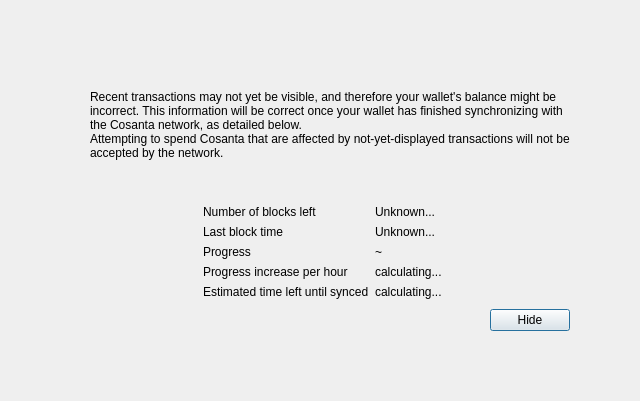
Above: src/qt/forms/modaloverlay.ui from piratecash/piratecash before the change. Below: the same form after it.
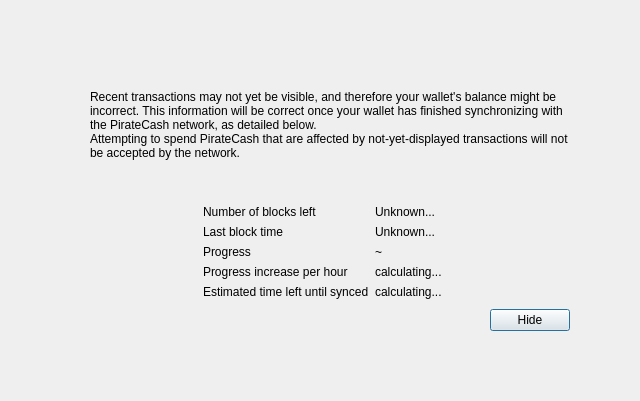
That is the form after the change.

Commit message: port: import remaining PirateCash v19.1.2 state

The edit to the form file:
```diff
--- a/src/qt/forms/modaloverlay.ui
+++ b/src/qt/forms/modaloverlay.ui
@@ -111,7 +111,7 @@
              <item>
               <widget class="QLabel" name="infoText">
                <property name="text">
-                <string>Recent transactions may not yet be visible, and therefore your wallet's balance might be incorrect. This information will be correct once your wallet has finished synchronizing with the Cosanta network, as detailed below.</string>
+                <string>Recent transactions may not yet be visible, and therefore your wallet's balance might be incorrect. This information will be correct once your wallet has finished synchronizing with the PirateCash network, as detailed below.</string>
                </property>
                <property name="textFormat">
                 <enum>Qt::RichText</enum>
@@ -124,7 +124,7 @@
              <item>
               <widget class="QLabel" name="infoTextStrong">
                <property name="text">
-                <string>Attempting to spend Cosanta that are affected by not-yet-displayed transactions will not be accepted by the network.</string>
+                <string>Attempting to spend PirateCash that are affected by not-yet-displayed transactions will not be accepted by the network.</string>
                </property>
                <property name="textFormat">
                 <enum>Qt::RichText</enum>
```
The commit also changes 527 other files.
